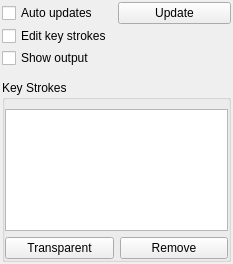
Above: plugins/tools/tool_lazybrush/kis_tool_lazy_brush_options_widget.ui from KDE/krita before the change. Below: the same form after it.
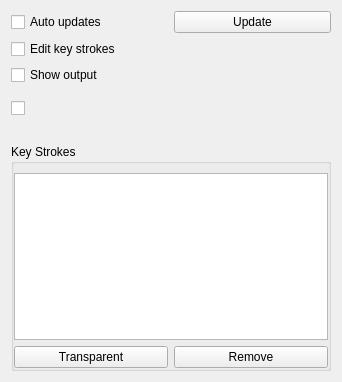
That is the form after the change. Custom widgets are drawn as their Qt base class.

Commit message: Implement prefiltering algorithms for Lazy Fill Tool

The edit to the form file:
```diff
--- a/plugins/tools/tool_lazybrush/kis_tool_lazy_brush_options_widget.ui
+++ b/plugins/tools/tool_lazybrush/kis_tool_lazy_brush_options_widget.ui
@@ -6,26 +6,11 @@
    <rect>
     <x>0</x>
     <y>0</y>
-    <width>233</width>
-    <height>264</height>
+    <width>342</width>
+    <height>382</height>
    </rect>
   </property>
-  <layout class="QVBoxLayout" name="verticalLayout_2" stretch="1,1,1,0,0">
-   <property name="spacing">
-    <number>2</number>
-   </property>
-   <property name="leftMargin">
-    <number>2</number>
-   </property>
-   <property name="topMargin">
-    <number>2</number>
-   </property>
-   <property name="rightMargin">
-    <number>2</number>
-   </property>
-   <property name="bottomMargin">
-    <number>2</number>
-   </property>
+  <layout class="QVBoxLayout" name="verticalLayout_2">
    <item>
     <layout class="QHBoxLayout" name="horizontalLayout_2">
      <item>
@@ -77,6 +62,49 @@
      </property>
     </spacer>
    </item>
+   <item>
+    <layout class="QHBoxLayout" name="horizontalLayout_3">
+     <item>
+      <widget class="QCheckBox" name="chkUseEdgeDetection">
+       <property name="text">
+        <string/>
+       </property>
+      </widget>
+     </item>
+     <item>
+      <widget class="KisSliderSpinBox" name="intEdgeDetectionSize" native="true">
+       <property name="sizePolicy">
+        <sizepolicy hsizetype="MinimumExpanding" vsizetype="Preferred">
+         <horstretch>0</horstretch>
+         <verstretch>0</verstretch>
+        </sizepolicy>
+       </property>
+      </widget>
+     </item>
+    </layout>
+   </item>
+   <item>
+    <widget class="KisSliderSpinBox" name="intRadius" native="true"/>
+   </item>
+   <item>
+    <widget class="KisSliderSpinBox" name="intCleanUp" native="true"/>
+   </item>
+   <item>
+    <spacer name="verticalSpacer_2">
+     <property name="orientation">
+      <enum>Qt::Vertical</enum>
+     </property>
+     <property name="sizeType">
+      <enum>QSizePolicy::Minimum</enum>
+     </property>
+     <property name="sizeHint" stdset="0">
+      <size>
+       <width>20</width>
+       <height>10</height>
+      </size>
+     </property>
+    </spacer>
+   </item>
    <item>
     <widget class="QGroupBox" name="groupBox">
      <property name="title">
@@ -137,6 +165,12 @@
    <extends>QTableView</extends>
    <header location="global">kis_palette_view.h</header>
   </customwidget>
+  <customwidget>
+   <class>KisSliderSpinBox</class>
+   <extends>QWidget</extends>
+   <header location="global">kis_slider_spin_box.h</header>
+   <container>1</container>
+  </customwidget>
  </customwidgets>
  <resources/>
  <connections/>
```
The commit also changes 17 other files.
